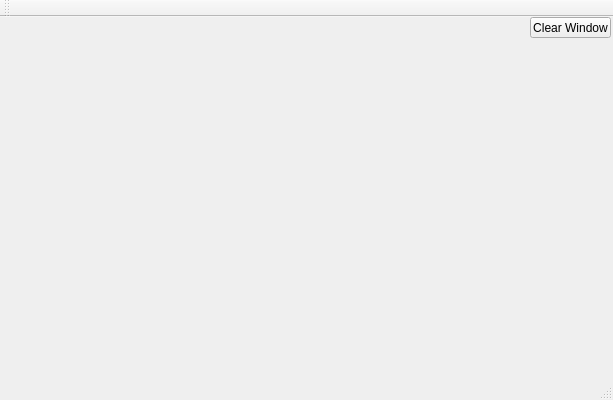
PopescuFilip/Scribble, file Scribble/Scribble/Scribble.ui: the form before one commit.
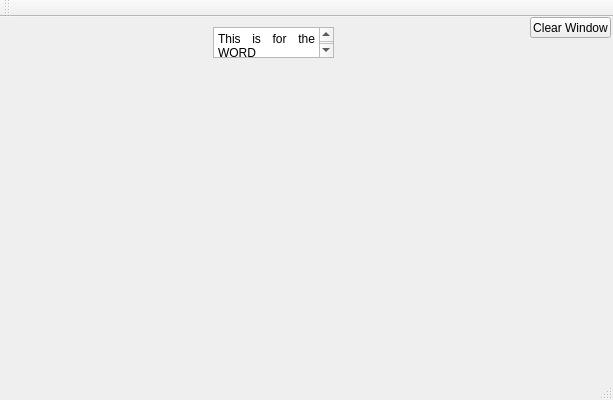
The form after the commit.

Commit message: Added QTextEdit for the word in Scribble

The edit to the form file:
```diff
--- a/Scribble/Scribble/Scribble.ui
+++ b/Scribble/Scribble/Scribble.ui
@@ -27,6 +27,26 @@
      <string>Clear Window</string>
     </property>
    </widget>
+   <widget class="QTextEdit" name="Word">
+    <property name="geometry">
+     <rect>
+      <x>213</x>
+      <y>10</y>
+      <width>121</width>
+      <height>31</height>
+     </rect>
+    </property>
+    <property name="html">
+     <string>&lt;!DOCTYPE HTML PUBLIC &quot;-//W3C//DTD HTML 4.0//EN&quot; &quot;http://www.w3.org/TR/REC-html40/strict.dtd&quot;&gt;
+&lt;html&gt;&lt;head&gt;&lt;meta name=&quot;qrichtext&quot; content=&quot;1&quot; /&gt;&lt;meta charset=&quot;utf-8&quot; /&gt;&lt;style type=&quot;text/css&quot;&gt;
+p, li { white-space: pre-wrap; }
+hr { height: 1px; border-width: 0; }
+li.unchecked::marker { content: &quot;\2610&quot;; }
+li.checked::marker { content: &quot;\2612&quot;; }
+&lt;/style&gt;&lt;/head&gt;&lt;body style=&quot; font-family:'Segoe UI'; font-size:9pt; font-weight:400; font-style:normal;&quot;&gt;
+&lt;p align=&quot;justify&quot; style=&quot; margin-top:0px; margin-bottom:0px; margin-left:0px; margin-right:0px; -qt-block-indent:0; text-indent:0px;&quot;&gt;This is for the WORD&lt;/p&gt;&lt;/body&gt;&lt;/html&gt;</string>
+    </property>
+   </widget>
   </widget>
   <widget class="QMenuBar" name="menuBar">
    <property name="geometry">
```
